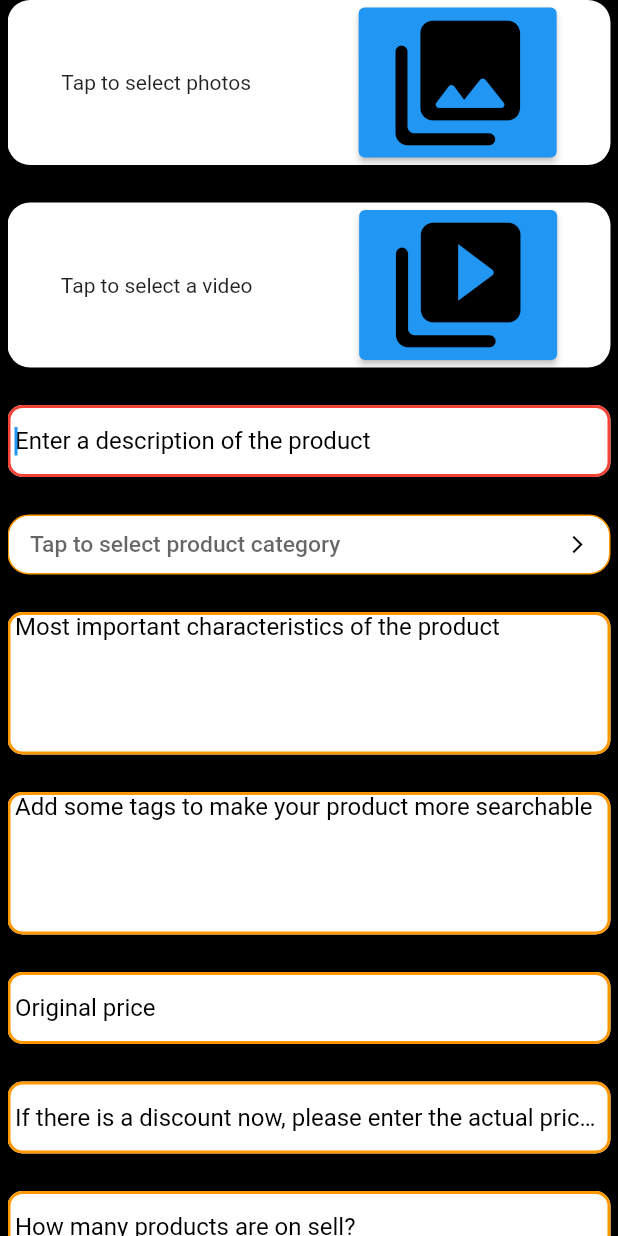
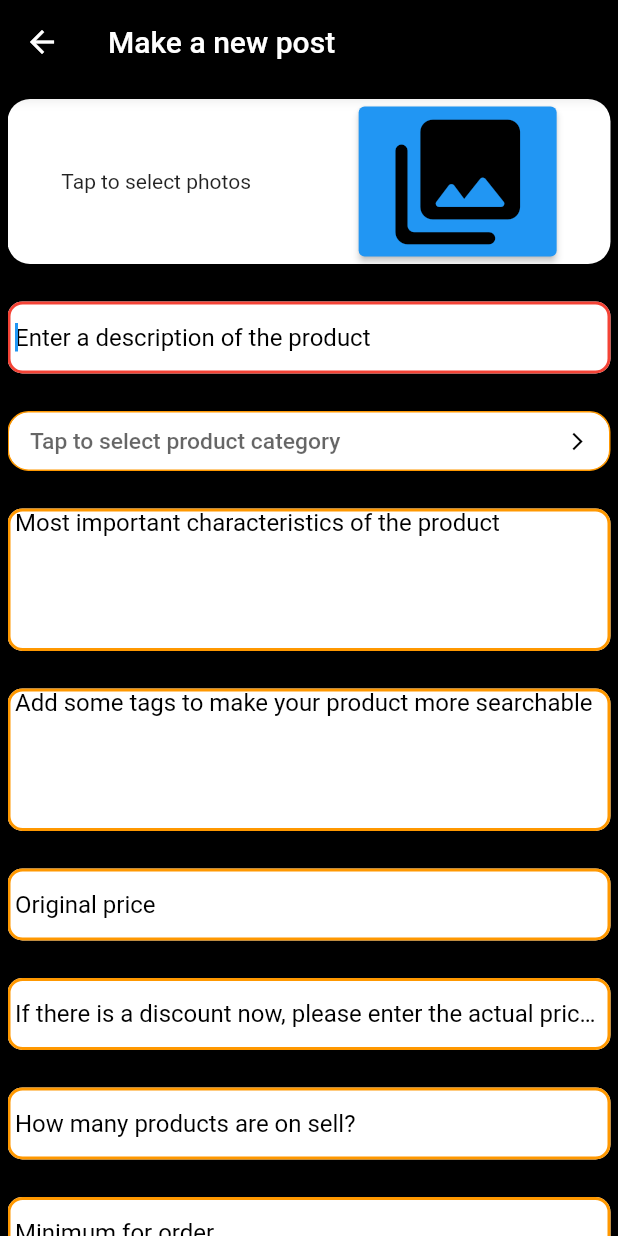
Before and after one commit to elsanal/Open-Shop, a Flutter app: the UploadPost screen opened directly, after a tap on the "photo library" icon, on a phone screen of 412 x 824 dp. Run offline on Flutter 3.47's test engine with Material 2 defaults, Android fonts, the phone set to English and light mode, and no system bars; drawn by our look-alikes of dropdown_button2; our stand-ins replace card_swiper, flutter_screenutil, google_fonts, location; missing offline and left inert: multi_image_picker2.

Commit message:
select images

```diff
--- a/lib/Database/upload_data.dart
+++ b/lib/Database/upload_data.dart
@@ -0,0 +1,6 @@
+
+
+import 'dart:io';
+
+import 'package:flutter/foundation.dart';
+import 'package:multi_image_picker2/multi_image_picker2.dart';
--- a/lib/MainPages/Account/MyShop/upload_post.dart
+++ b/lib/MainPages/Account/MyShop/upload_post.dart
@@ -1,6 +1,9 @@
 import 'package:dropdown_button2/dropdown_button2.dart';
 import 'package:flutter/foundation.dart';
 import 'package:flutter/material.dart';
+import 'package:multi_image_picker2/multi_image_picker2.dart';
+import 'package:openshop/Components/imgGrid.dart';
+import 'package:openshop/Database/upload_data.dart';
 import 'package:openshop/Decorations/deco_search_bar.dart';
 import 'package:openshop/Decorations/text_deco.dart';
 
@@ -18,8 +21,7 @@ class _UploadPostState extends State<UploadPost> {
   String charact = '';
   String tag = '';
   String? selectedValue;
-  // late List<File> photos;
-  // late File video;
+  List<Asset> images = <Asset>[];
   List<String> category = ["Clothes","Electronics","Shoes","Furniture","Toys",
     "Gadgets","Foods","Drinks","Books","Construction",
     "Automobile","Animal","Renting"];
@@ -36,14 +38,21 @@ class _UploadPostState extends State<UploadPost> {
   Widget build(BuildContext context) {
     final height = MediaQuery.of(context).size.height;
     final width = MediaQuery.of(context).size.width;
+    final imgLength = images.length;
+    final videoLength = images.length;
     return Scaffold(
       backgroundColor: Colors.black,
+      appBar: AppBar(
+        title: const Text("Make a new post"),
+        backgroundColor: Colors.black,
+      ),
       body: Container(
         margin: const EdgeInsets.only(left: 5, right: 5),
         child: Form(
 
           child: ListView(children: [
-          Container(
+            const SizedBox(height: 10,),
+          imgLength==0?Container(
             padding: const EdgeInsets.only(top: 5, bottom: 5),
             decoration: const BoxDecoration(color: Colors.white,
                 borderRadius: BorderRadius.all(Radius.circular(15))
@@ -53,27 +62,11 @@ class _UploadPostState extends State<UploadPost> {
               children: [
                 const Text("Tap to select photos"),
                 ElevatedButton(
-                  onPressed: (){},
+                  onPressed: ()=>selectMedia(),
                   child: const Icon(Icons.photo_library_rounded, size: 100,color: Colors.black,),
                 ),
               ],
-            ),),
-          const SizedBox(height: 25,),
-          Container(
-            padding: const EdgeInsets.only(top: 5, bottom: 5),
-            decoration: const BoxDecoration(color: Colors.white,
-                borderRadius: BorderRadius.all(Radius.circular(15))
-            ),
-            child: Row(
-              mainAxisAlignment: MainAxisAlignment.spaceAround,
-              children: [
-                const Text("Tap to select a video"),
-                ElevatedButton(
-                  onPressed: (){},
-                  child: const Icon(Icons.video_library_rounded, size: 100,color: Colors.black,),
-                ),
-              ],
-            ),),
+            ),):showImages(context,images,width,selectMedia),
           const SizedBox(height: 25,),
           TextFormField(
             enableSuggestions: true,
@@ -229,4 +222,37 @@ class _UploadPostState extends State<UploadPost> {
     );
   }
 
+  Future<void> selectMedia()async{
+    List<Asset> result = <Asset>[];
+
+    try{
+
+      result = await MultiImagePicker.pickImages(
+          maxImages: 6,
+          enableCamera: true,
+          selectedAssets: images,
+          cupertinoOptions: const CupertinoOptions(
+              takePhotoIcon: "Take photo"
+          ),
+          materialOptions: const MaterialOptions(
+              actionBarColor: "black",
+              actionBarTitle: "Select up to 5"
+          )
+      );
+
+      setState(() {
+        images = result;
+      });
+
+    }catch(e){
+      if (kDebugMode) {
+        print(e);
+      }
+    }
+  }
+
+  void delete(int index){
+    images.removeAt(index);
+  }
+
 }
--- a/pubspec.yaml
+++ b/pubspec.yaml
@@ -38,8 +38,8 @@ dependencies:
   firebase_database: ^9.0.8
   firebase_storage: ^10.2.9
   card_swiper: ^2.0.1
-  image_picker: ^0.8.4+10
-  dropdown_button2: ^1.2.0
+  multi_image_picker2: ^5.0.2
+  dropdown_button2: ^1.2.2
 
 
 
```
Also changed, not shown: lib/Components/imgGrid.dart (added, +78 -0 lines), pubspec.lock, 1 other file.
